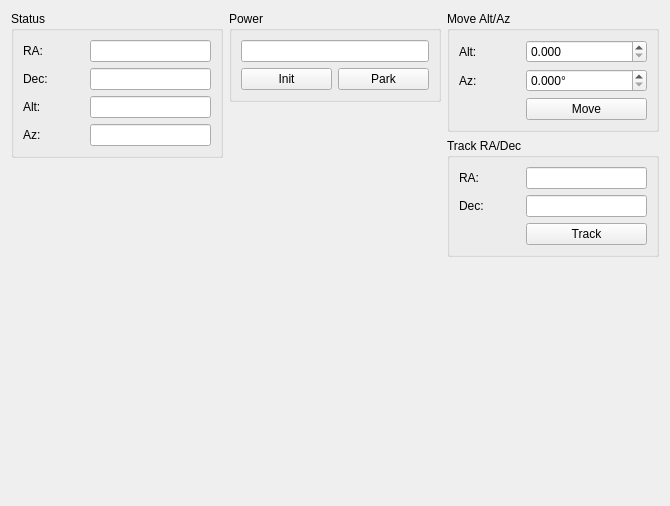
This is pyobs_gui/qt/widgettelescope.ui in pyobs/pyobs-gui as Qt 5 draws it before an edit. The edited form follows.
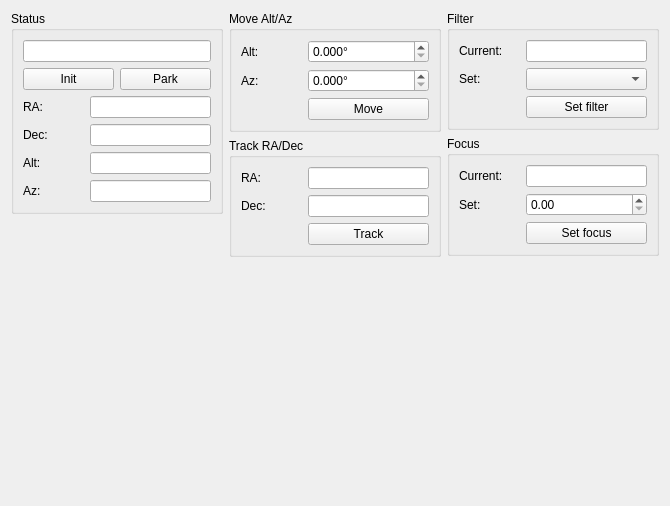
This is the edited form.

Commit message: setting filter and focus

What changed in the file:
```diff
--- a/pyobs_gui/qt/widgettelescope.ui
+++ b/pyobs_gui/qt/widgettelescope.ui
@@ -15,80 +15,112 @@
   </property>
   <layout class="QHBoxLayout" name="horizontalLayout" stretch="1,1,1">
    <item>
-    <layout class="QVBoxLayout" name="verticalLayout">
+    <layout class="QVBoxLayout" name="verticalLayout_4">
      <item>
       <widget class="QGroupBox" name="groupBox">
        <property name="title">
         <string>Status</string>
        </property>
-       <layout class="QGridLayout" name="gridLayout" columnstretch="1,2">
-        <item row="2" column="0">
-         <widget class="QLabel" name="label_3">
-          <property name="text">
-           <string>Alt:</string>
-          </property>
-         </widget>
+       <layout class="QVBoxLayout" name="verticalLayout">
+        <item>
+         <layout class="QGridLayout" name="gridLayout_5">
+          <item row="0" column="0" colspan="2">
+           <widget class="QLineEdit" name="labelStatus">
+            <property name="alignment">
+             <set>Qt::AlignCenter</set>
+            </property>
+            <property name="readOnly">
+             <bool>true</bool>
+            </property>
+           </widget>
+          </item>
+          <item row="1" column="0">
+           <widget class="QPushButton" name="butInit">
+            <property name="text">
+             <string>Init</string>
+            </property>
+           </widget>
+          </item>
+          <item row="1" column="1">
+           <widget class="QPushButton" name="butPark">
+            <property name="text">
+             <string>Park</string>
+            </property>
+           </widget>
+          </item>
+         </layout>
         </item>
-        <item row="1" column="0">
-         <widget class="QLabel" name="label_2">
-          <property name="text">
-           <string>Dec:</string>
-          </property>
-         </widget>
-        </item>
-        <item row="0" column="1">
-         <widget class="QLineEdit" name="labelCurRA">
-          <property name="alignment">
-           <set>Qt::AlignCenter</set>
-          </property>
-          <property name="readOnly">
-           <bool>true</bool>
-          </property>
-         </widget>
-        </item>
-        <item row="0" column="0">
-         <widget class="QLabel" name="label">
-          <property name="text">
-           <string>RA:</string>
-          </property>
-         </widget>
-        </item>
-        <item row="3" column="0">
-         <widget class="QLabel" name="label_4">
-          <property name="text">
-           <string>Az:</string>
-          </property>
-         </widget>
-        </item>
-        <item row="1" column="1">
-         <widget class="QLineEdit" name="labelCurDec">
-          <property name="alignment">
-           <set>Qt::AlignCenter</set>
-          </property>
-          <property name="readOnly">
-           <bool>true</bool>
-          </property>
-         </widget>
-        </item>
-        <item row="2" column="1">
-         <widget class="QLineEdit" name="labelCurAlt">
-          <property name="alignment">
-           <set>Qt::AlignCenter</set>
-          </property>
-          <property name="readOnly">
-           <bool>true</bool>
-          </property>
-         </widget>
-        </item>
-        <item row="3" column="1">
-         <widget class="QLineEdit" name="labelCurAz">
-          <property name="alignment">
-           <set>Qt::AlignCenter</set>
-          </property>
-          <property name="readOnly">
-           <bool>true</bool>
-          </property>
-         </widget>
+        <item>
+         <layout class="QGridLayout" name="gridLayout" columnstretch="1,2">
+          <item row="0" column="0">
+           <widget class="QLabel" name="label">
+            <property name="text">
+             <string>RA:</string>
+            </property>
+           </widget>
+          </item>
+          <item row="0" column="1">
+           <widget class="QLineEdit" name="labelCurRA">
+            <property name="alignment">
+             <set>Qt::AlignCenter</set>
+            </property>
+            <property name="readOnly">
+             <bool>true</bool>
+            </property>
+           </widget>
+          </item>
+          <item row="1" column="0">
+           <widget class="QLabel" name="label_2">
+            <property name="text">
+             <string>Dec:</string>
+            </property>
+           </widget>
+          </item>
+          <item row="1" column="1">
+           <widget class="QLineEdit" name="labelCurDec">
+            <property name="alignment">
+             <set>Qt::AlignCenter</set>
+            </property>
+            <property name="readOnly">
+             <bool>true</bool>
+            </property>
+           </widget>
+          </item>
+          <item row="2" column="0">
+           <widget class="QLabel" name="label_3">
+            <property name="text">
+             <string>Alt:</string>
+            </property>
+           </widget>
+          </item>
+          <item row="2" column="1">
+           <widget class="QLineEdit" name="labelCurAlt">
+            <property name="alignment">
+             <set>Qt::AlignCenter</set>
+            </property>
+            <property name="readOnly">
+             <bool>true</bool>
+            </property>
+           </widget>
+          </item>
+          <item row="3" column="0">
+           <widget class="QLabel" name="label_4">
+            <property name="text">
+             <string>Az:</string>
+            </property>
+           </widget>
+          </item>
+          <item row="3" column="1">
+           <widget class="QLineEdit" name="labelCurAz">
+            <property name="alignment">
+             <set>Qt::AlignCenter</set>
+            </property>
+            <property name="readOnly">
+             <bool>true</bool>
+            </property>
+           </widget>
+          </item>
+         </layout>
         </item>
        </layout>
       </widget>
@@ -108,56 +140,6 @@
      </item>
     </layout>
    </item>
-   <item>
-    <layout class="QVBoxLayout" name="verticalLayout_2">
-     <item>
-      <widget class="QGroupBox" name="groupBox_2">
-       <property name="title">
-        <string>Power</string>
-       </property>
-       <layout class="QGridLayout" name="gridLayout_2">
-        <item row="0" column="0" colspan="2">
-         <widget class="QLineEdit" name="labelStatus">
-          <property name="alignment">
-           <set>Qt::AlignCenter</set>
-          </property>
-          <property name="readOnly">
-           <bool>true</bool>
-          </property>
-         </widget>
-        </item>
-        <item row="1" column="0">
-         <widget class="QPushButton" name="butInit">
-          <property name="text">
-           <string>Init</string>
-          </property>
-         </widget>
-        </item>
-        <item row="1" column="1">
-         <widget class="QPushButton" name="butPark">
-          <property name="text">
-           <string>Park</string>
-          </property>
-         </widget>
-        </item>
-       </layout>
-      </widget>
-     </item>
-     <item>
-      <spacer name="verticalSpacer_2">
-       <property name="orientation">
-        <enum>Qt::Vertical</enum>
-       </property>
-       <property name="sizeHint" stdset="0">
-        <size>
-         <width>20</width>
-         <height>40</height>
-        </size>
-       </property>
-      </spacer>
-     </item>
-    </layout>
-   </item>
    <item>
     <layout class="QVBoxLayout" name="verticalLayout_3">
      <item>
@@ -175,6 +157,9 @@
         </item>
         <item row="0" column="1">
          <widget class="QDoubleSpinBox" name="spinMoveAlt">
+          <property name="suffix">
+           <string>°</string>
+          </property>
           <property name="decimals">
            <number>3</number>
           </property>
@@ -270,6 +255,109 @@
      </item>
     </layout>
    </item>
+   <item>
+    <layout class="QVBoxLayout" name="verticalLayout_2">
+     <item>
+      <widget class="QGroupBox" name="groupBox_2">
+       <property name="title">
+        <string>Filter</string>
+       </property>
+       <layout class="QGridLayout" name="gridLayout_2" columnstretch="1,2">
+        <item row="1" column="1">
+         <widget class="QComboBox" name="comboFilter"/>
+        </item>
+        <item row="0" column="1">
+         <widget class="QLineEdit" name="labelCurFilter">
+          <property name="alignment">
+           <set>Qt::AlignCenter</set>
+          </property>
+          <property name="readOnly">
+           <bool>true</bool>
+          </property>
+         </widget>
+        </item>
+        <item row="1" column="0">
+         <widget class="QLabel" name="label_10">
+          <property name="text">
+           <string>Set:</string>
+          </property>
+         </widget>
+        </item>
+        <item row="0" column="0">
+         <widget class="QLabel" name="label_9">
+          <property name="text">
+           <string>Current:</string>
+          </property>
+         </widget>
+        </item>
+        <item row="2" column="1">
+         <widget class="QPushButton" name="butSetFilter">
+          <property name="text">
+           <string>Set filter</string>
+          </property>
+         </widget>
+        </item>
+       </layout>
+      </widget>
+     </item>
+     <item>
+      <widget class="QGroupBox" name="groupBox_5">
+       <property name="title">
+        <string>Focus</string>
+       </property>
+       <layout class="QGridLayout" name="gridLayout_6" columnstretch="1,2">
+        <item row="0" column="1">
+         <widget class="QLineEdit" name="labelCurFocus">
+          <property name="alignment">
+           <set>Qt::AlignCenter</set>
+          </property>
+          <property name="readOnly">
+           <bool>true</bool>
+          </property>
+         </widget>
+        </item>
+        <item row="1" column="0">
+         <widget class="QLabel" name="label_11">
+          <property name="text">
+           <string>Set:</string>
+          </property>
+         </widget>
+        </item>
+        <item row="0" column="0">
+         <widget class="QLabel" name="label_12">
+          <property name="text">
+           <string>Current:</string>
+          </property>
+         </widget>
+        </item>
+        <item row="2" column="1">
+         <widget class="QPushButton" name="butSetFocus">
+          <property name="text">
+           <string>Set focus</string>
+          </property>
+         </widget>
+        </item>
+        <item row="1" column="1">
+         <widget class="QDoubleSpinBox" name="spinFocus"/>
+        </item>
+       </layout>
+      </widget>
+     </item>
+     <item>
+      <spacer name="verticalSpacer_2">
+       <property name="orientation">
+        <enum>Qt::Vertical</enum>
+       </property>
+       <property name="sizeHint" stdset="0">
+        <size>
+         <width>20</width>
+         <height>40</height>
+        </size>
+       </property>
+      </spacer>
+     </item>
+    </layout>
+   </item>
   </layout>
  </widget>
  <resources/>
```
The commit also changes 3 other files.
